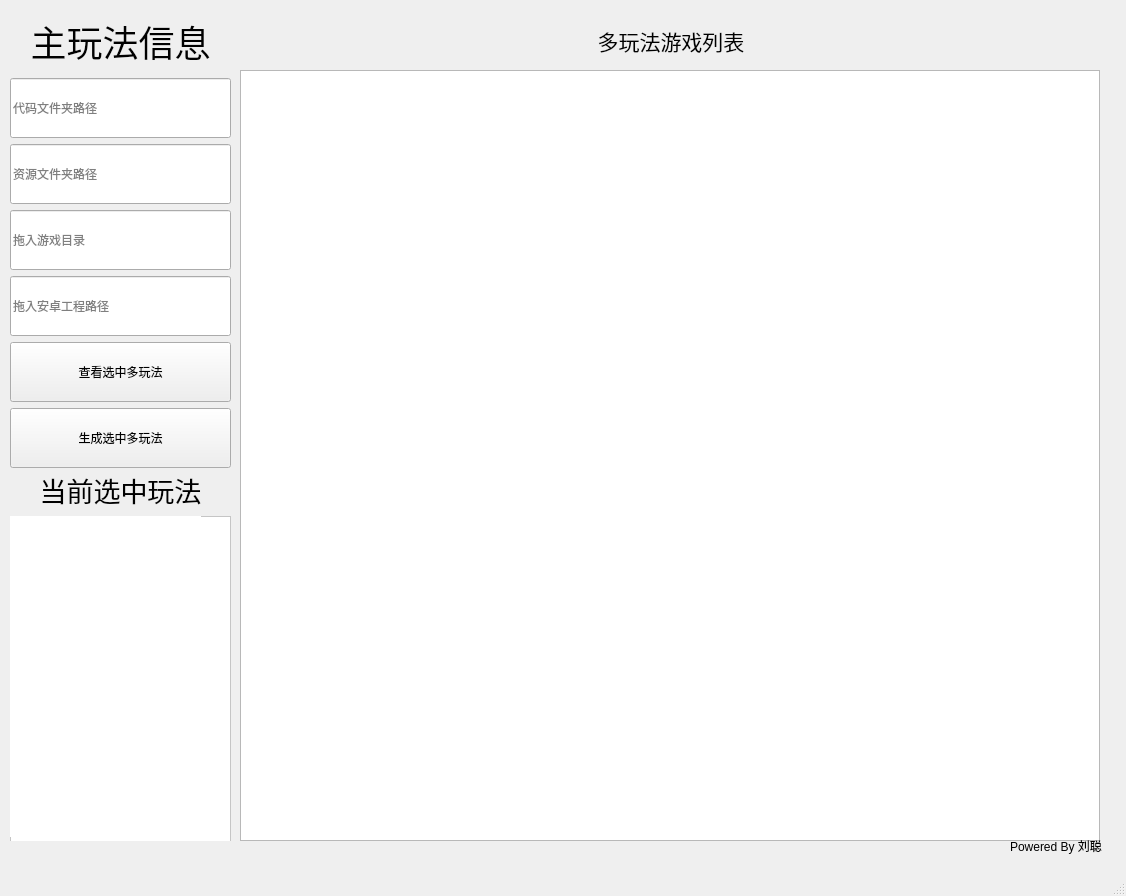
NiceTry12138/DbtMoreGame, file MainWindow.ui: the form before one commit.
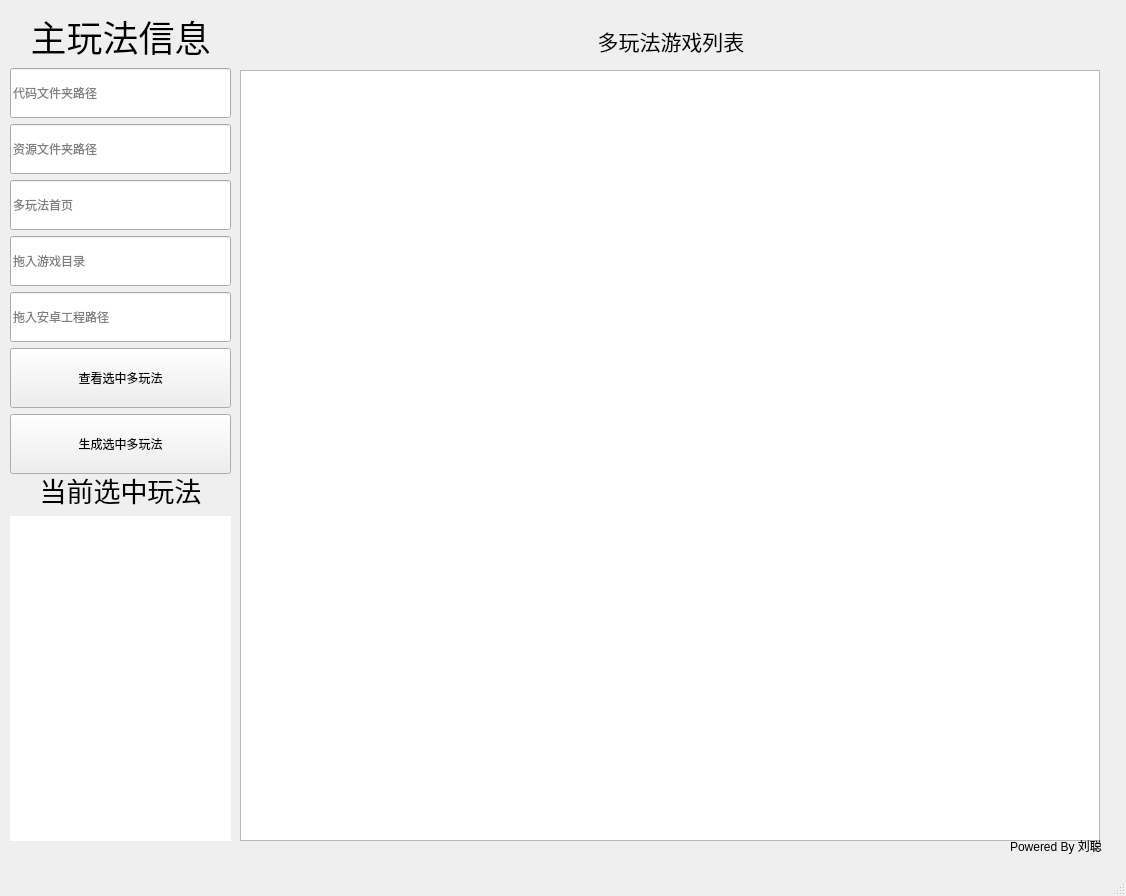
The form after the commit.

Commit message: 第三版多玩法工具

Patch:
```diff
--- a/MainWindow.ui
+++ b/MainWindow.ui
@@ -20,7 +20,7 @@
       <x>10</x>
       <y>10</y>
       <width>221</width>
-      <height>458</height>
+      <height>464</height>
      </rect>
     </property>
     <layout class="QVBoxLayout" name="MainGameLayout">
@@ -29,7 +29,7 @@
        <property name="minimumSize">
         <size>
          <width>0</width>
-         <height>60</height>
+         <height>50</height>
         </size>
        </property>
        <property name="font">
@@ -49,8 +49,8 @@
       <widget class="QLineEdit" name="GameClassesPath">
        <property name="minimumSize">
         <size>
-         <width>60</width>
-         <height>60</height>
+         <width>0</width>
+         <height>50</height>
         </size>
        </property>
        <property name="alignment">
@@ -69,7 +69,7 @@
        <property name="minimumSize">
         <size>
          <width>0</width>
-         <height>60</height>
+         <height>50</height>
         </size>
        </property>
        <property name="placeholderText">
@@ -77,12 +77,25 @@
        </property>
       </widget>
      </item>
+     <item>
+      <widget class="QLineEdit" name="GameMoreGameLayerPath">
+       <property name="minimumSize">
+        <size>
+         <width>0</width>
+         <height>50</height>
+        </size>
+       </property>
+       <property name="placeholderText">
+        <string>多玩法首页</string>
+       </property>
+      </widget>
+     </item>
      <item>
       <widget class="QLineEdit" name="GamePath">
        <property name="minimumSize">
         <size>
          <width>0</width>
-         <height>60</height>
+         <height>50</height>
         </size>
        </property>
        <property name="alignment">
@@ -98,7 +111,7 @@
        <property name="minimumSize">
         <size>
          <width>0</width>
-         <height>60</height>
+         <height>50</height>
         </size>
        </property>
        <property name="alignment">
@@ -242,7 +255,7 @@
       </widget>
      </item>
      <item>
-      <widget class="QFrame" name="ShowSelectLabel">
+      <widget class="QLabel" name="showSelectLabel">
        <property name="minimumSize">
         <size>
          <width>0</width>
@@ -250,27 +263,11 @@
         </size>
        </property>
        <property name="styleSheet">
-        <string notr="true">background-color:#ffffff;</string>
+        <string notr="true">background:white</string>
        </property>
-       <property name="frameShape">
-        <enum>QFrame::StyledPanel</enum>
+       <property name="text">
+        <string/>
        </property>
-       <property name="frameShadow">
-        <enum>QFrame::Raised</enum>
-       </property>
-       <widget class="QLabel" name="selecttInfosLabel">
-        <property name="geometry">
-         <rect>
-          <x>0</x>
-          <y>0</y>
-          <width>191</width>
-          <height>321</height>
-         </rect>
-        </property>
-        <property name="text">
-         <string/>
-        </property>
-       </widget>
       </widget>
      </item>
     </layout>
```
The commit also changes 3 other files.
